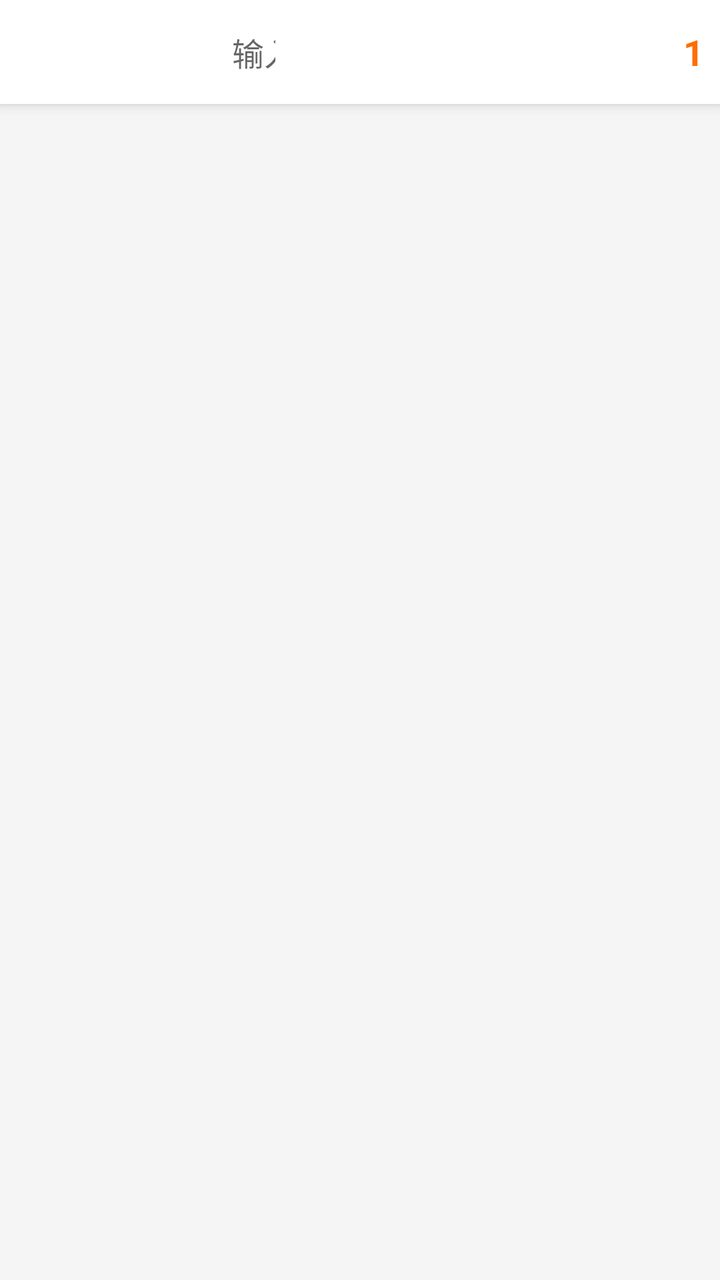
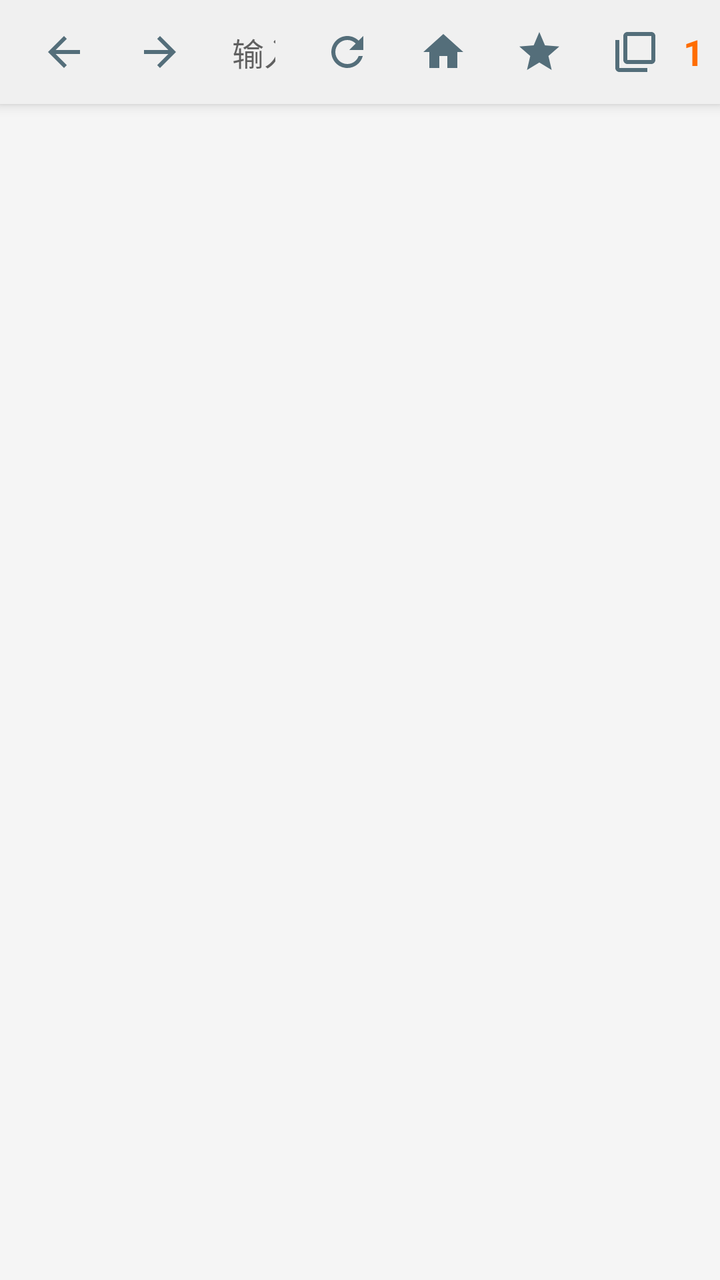

Before-and-after screenshots of an Android layout around one commit, followed by the original layout XML and the change that was made.
<!-- AndroidManifest.xml: application theme Theme.CarBrowser -->
<!-- res/layout/activity_browser.xml -->
<?xml version="1.0" encoding="utf-8"?>
<LinearLayout xmlns:android="http://schemas.android.com/apk/res/android"
    android:layout_width="match_parent"
    android:layout_height="match_parent"
    android:orientation="vertical"
    android:background="#F5F5F5">

    
    <LinearLayout
        android:layout_width="match_parent"
        android:layout_height="@dimen/url_bar_height"
        android:orientation="horizontal"
        android:background="#FFFFFF"
        android:gravity="center_vertical"
        android:paddingStart="8dp"
        android:paddingEnd="8dp"
        android:elevation="4dp">

        <ImageButton
            android:id="@+id/btn_back"
            android:layout_width="@dimen/nav_button_size"
            android:layout_height="@dimen/nav_button_size"
            android:src="@drawable/ic_back"
            android:background="?attr/selectableItemBackgroundBorderless"
            android:contentDescription="@string/btn_back_desc" />

        <ImageButton
            android:id="@+id/btn_forward"
            android:layout_width="@dimen/nav_button_size"
            android:layout_height="@dimen/nav_button_size"
            android:src="@drawable/ic_forward"
            android:background="?attr/selectableItemBackgroundBorderless"
            android:contentDescription="@string/btn_forward_desc" />

        <EditText
            android:id="@+id/url_bar"
            android:layout_width="0dp"
            android:layout_height="40dp"
            android:layout_weight="1"
            android:hint="@string/hint_url"
            android:textSize="@dimen/url_bar_text_size"
            android:singleLine="true"
            android:imeOptions="actionGo"
            android:inputType="textUri"
            android:background="@android:color/transparent"
            android:paddingStart="12dp"
            android:paddingEnd="12dp" />

        <ImageButton
            android:id="@+id/btn_refresh"
            android:layout_width="@dimen/nav_button_size"
            android:layout_height="@dimen/nav_button_size"
            android:src="@drawable/ic_refresh"
            android:background="?attr/selectableItemBackgroundBorderless"
            android:contentDescription="@string/btn_refresh_desc" />

        <ImageButton
            android:id="@+id/btn_home"
            android:layout_width="@dimen/nav_button_size"
            android:layout_height="@dimen/nav_button_size"
            android:src="@drawable/ic_home"
            android:background="?attr/selectableItemBackgroundBorderless"
            android:contentDescription="@string/btn_home_desc" />

        <ImageButton
            android:id="@+id/btn_bookmark"
            android:layout_width="@dimen/nav_button_size"
            android:layout_height="@dimen/nav_button_size"
            android:src="@drawable/ic_bookmark"
            android:background="?attr/selectableItemBackgroundBorderless"
            android:contentDescription="@string/btn_bookmark_desc" />

        <ImageButton
            android:id="@+id/btn_tabs"
            android:layout_width="@dimen/nav_button_size"
            android:layout_height="@dimen/nav_button_size"
            android:src="@drawable/ic_tabs"
            android:background="?attr/selectableItemBackgroundBorderless"
            android:contentDescription="@string/btn_tabs_desc" />

        <TextView
            android:id="@+id/tab_count"
            android:layout_width="wrap_content"
            android:layout_height="wrap_content"
            android:text="1"
            android:textSize="@dimen/tab_badge_size"
            android:textColor="#FF6D00"
            android:textStyle="bold" />
    </LinearLayout>

    
    <ProgressBar
        android:id="@+id/progress_bar"
        style="@android:style/Widget.ProgressBar.Horizontal"
        android:layout_width="match_parent"
        android:layout_height="3dp"
        android:max="100"
        android:visibility="gone" />

    
    <FrameLayout
        android:id="@+id/tab_container"
        android:layout_width="match_parent"
        android:layout_height="0dp"
        android:layout_weight="1" />

</LinearLayout>
<!-- resources referenced by this layout -->
<resources>
  <dimen name="nav_button_size">48dp</dimen>
  <dimen name="tab_badge_size">18sp</dimen>
  <dimen name="url_bar_height">52dp</dimen>
  <dimen name="url_bar_text_size">16sp</dimen>
  <!-- drawable ic_back (drawable) -->
  <?xml version="1.0" encoding="utf-8"?>
  <vector xmlns:android="http://schemas.android.com/apk/res/android"
      android:width="24dp"
      android:height="24dp"
      android:viewportWidth="24"
      android:viewportHeight="24"
      android:tint="#FFFFFF">
      <path
          android:fillColor="@android:color/white"
          android:pathData="M20,11H7.83l5.59,-5.59L12,4l-8,8 8,8 1.41,-1.41L7.83,13H20v-2z"/>
  </vector>
  <!-- drawable ic_bookmark (drawable) -->
  <?xml version="1.0" encoding="utf-8"?>
  <vector xmlns:android="http://schemas.android.com/apk/res/android"
      android:width="24dp"
      android:height="24dp"
      android:viewportWidth="24"
      android:viewportHeight="24"
      android:tint="#FFFFFF">
      <path
          android:fillColor="@android:color/white"
          android:pathData="M12,17.27L18.18,21l-1.64,-7.03L22,9.24l-7.19,-0.61L12,2 9.19,8.63 2,9.24l5.46,4.73L5.82,21z"/>
  </vector>
  <!-- drawable ic_forward (drawable) -->
  <?xml version="1.0" encoding="utf-8"?>
  <vector xmlns:android="http://schemas.android.com/apk/res/android"
      android:width="24dp"
      android:height="24dp"
      android:viewportWidth="24"
      android:viewportHeight="24"
      android:tint="#FFFFFF">
      <path
          android:fillColor="@android:color/white"
          android:pathData="M12,4l-1.41,1.41L16.17,11H4v2h12.17l-5.58,5.59L12,20l8,-8z"/>
  </vector>
  <!-- drawable ic_home (drawable) -->
  <?xml version="1.0" encoding="utf-8"?>
  <vector xmlns:android="http://schemas.android.com/apk/res/android"
      android:width="24dp"
      android:height="24dp"
      android:viewportWidth="24"
      android:viewportHeight="24"
      android:tint="#FFFFFF">
      <path
          android:fillColor="@android:color/white"
          android:pathData="M10,20v-6h4v6h5v-8h3L12,3 2,12h3v8z"/>
  </vector>
  <!-- drawable ic_refresh (drawable) -->
  <?xml version="1.0" encoding="utf-8"?>
  <vector xmlns:android="http://schemas.android.com/apk/res/android"
      android:width="24dp"
      android:height="24dp"
      android:viewportWidth="24"
      android:viewportHeight="24"
      android:tint="#FFFFFF">
      <path
          android:fillColor="@android:color/white"
          android:pathData="M17.65,6.35C16.2,4.9 14.21,4 12,4c-4.42,0 -7.99,3.58 -7.99,8s3.57,8 7.99,8c3.73,0 6.84,-2.55 7.73,-6h-2.08c-0.82,2.33 -3.04,4 -5.65,4 -3.31,0 -6,-2.69 -6,-6s2.69,-6 6,-6c1.66,0 3.14,0.69 4.22,1.78L13,11h7V4l-2.35,2.35z"/>
  </vector>
  <!-- drawable ic_tabs (drawable) -->
  <?xml version="1.0" encoding="utf-8"?>
  <vector xmlns:android="http://schemas.android.com/apk/res/android"
      android:width="24dp"
      android:height="24dp"
      android:viewportWidth="24"
      android:viewportHeight="24"
      android:tint="#FFFFFF">
      <path
          android:fillColor="@android:color/white"
          android:pathData="M4,6H2v14c0,1.1 0.9,2 2,2h14v-2H4V6zM20,2H8c-1.1,0 -2,0.9 -2,2v12c0,1.1 0.9,2 2,2h12c1.1,0 2,-0.9 2,-2V4c0,-1.1 -0.9,-2 -2,-2zM20,16H8V4h12v12z"/>
  </vector>
  <string name="btn_back_desc">后退</string>
  <string name="btn_bookmark_desc">书签</string>
  <string name="btn_forward_desc">前进</string>
  <string name="btn_home_desc">主页</string>
  <string name="btn_refresh_desc">刷新</string>
  <string name="btn_tabs_desc">标签页</string>
  <string name="hint_url">输入网址或搜索</string>
  <style name="Theme.CarBrowser" parent="Theme.MaterialComponents.Light.NoActionBar">
          <item name="colorPrimary">#1E88E5</item>
          <item name="colorPrimaryDark">#1565C0</item>
          <item name="colorAccent">#FF6D00</item>
          <item name="android:windowFullscreen">true</item>
          <item name="android:windowNoTitle">true</item>
          <item name="android:windowContentOverlay">@null</item>
      </style>
</resources>

<!-- the commit's change to res/layout/activity_browser.xml (unified diff, before → after) -->
@@ -10,7 +10,7 @@
         android:layout_width="match_parent"
         android:layout_height="@dimen/url_bar_height"
         android:orientation="horizontal"
-        android:background="#FFFFFF"
+        android:background="#F0F0F0"
         android:gravity="center_vertical"
         android:paddingStart="8dp"
         android:paddingEnd="8dp"
<!-- resource entries referenced after the edit -->
@@ -11,9 +11,9 @@
       android:height="24dp"
       android:viewportWidth="24"
       android:viewportHeight="24"
-      android:tint="#FFFFFF">
+      android:tint="#546E7A">
       <path
-          android:fillColor="@android:color/white"
+          android:fillColor="#546E7A"
           android:pathData="M20,11H7.83l5.59,-5.59L12,4l-8,8 8,8 1.41,-1.41L7.83,13H20v-2z"/>
   </vector>
   <!-- drawable ic_bookmark (drawable) -->
@@ -23,9 +23,9 @@
       android:height="24dp"
       android:viewportWidth="24"
       android:viewportHeight="24"
-      android:tint="#FFFFFF">
+      android:tint="#546E7A">
       <path
-          android:fillColor="@android:color/white"
+          android:fillColor="#546E7A"
           android:pathData="M12,17.27L18.18,21l-1.64,-7.03L22,9.24l-7.19,-0.61L12,2 9.19,8.63 2,9.24l5.46,4.73L5.82,21z"/>
   </vector>
   <!-- drawable ic_forward (drawable) -->
@@ -35,9 +35,9 @@
       android:height="24dp"
       android:viewportWidth="24"
       android:viewportHeight="24"
-      android:tint="#FFFFFF">
+      android:tint="#546E7A">
       <path
-          android:fillColor="@android:color/white"
+          android:fillColor="#546E7A"
           android:pathData="M12,4l-1.41,1.41L16.17,11H4v2h12.17l-5.58,5.59L12,20l8,-8z"/>
   </vector>
   <!-- drawable ic_home (drawable) -->
@@ -47,9 +47,9 @@
       android:height="24dp"
       android:viewportWidth="24"
       android:viewportHeight="24"
-      android:tint="#FFFFFF">
+      android:tint="#546E7A">
       <path
-          android:fillColor="@android:color/white"
+          android:fillColor="#546E7A"
           android:pathData="M10,20v-6h4v6h5v-8h3L12,3 2,12h3v8z"/>
   </vector>
   <!-- drawable ic_refresh (drawable) -->
@@ -59,9 +59,9 @@
       android:height="24dp"
       android:viewportWidth="24"
       android:viewportHeight="24"
-      android:tint="#FFFFFF">
+      android:tint="#546E7A">
       <path
-          android:fillColor="@android:color/white"
+          android:fillColor="#546E7A"
           android:pathData="M17.65,6.35C16.2,4.9 14.21,4 12,4c-4.42,0 -7.99,3.58 -7.99,8s3.57,8 7.99,8c3.73,0 6.84,-2.55 7.73,-6h-2.08c-0.82,2.33 -3.04,4 -5.65,4 -3.31,0 -6,-2.69 -6,-6s2.69,-6 6,-6c1.66,0 3.14,0.69 4.22,1.78L13,11h7V4l-2.35,2.35z"/>
   </vector>
   <!-- drawable ic_tabs (drawable) -->
@@ -71,9 +71,9 @@
       android:height="24dp"
       android:viewportWidth="24"
       android:viewportHeight="24"
-      android:tint="#FFFFFF">
+      android:tint="#546E7A">
       <path
-          android:fillColor="@android:color/white"
+          android:fillColor="#546E7A"
           android:pathData="M4,6H2v14c0,1.1 0.9,2 2,2h14v-2H4V6zM20,2H8c-1.1,0 -2,0.9 -2,2v12c0,1.1 0.9,2 2,2h12c1.1,0 2,-0.9 2,-2V4c0,-1.1 -0.9,-2 -2,-2zM20,16H8V4h12v12z"/>
   </vector>
   <string name="btn_back_desc">后退</string>
